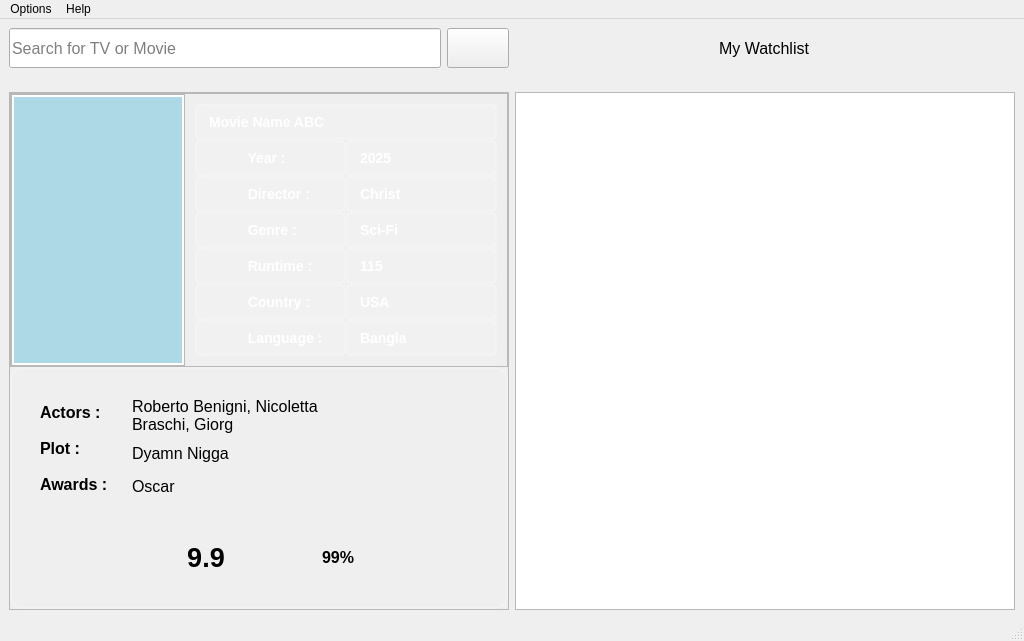
First picture: the form in watchlist.ui, repository ImRIzo/Watchlist, before the edit.
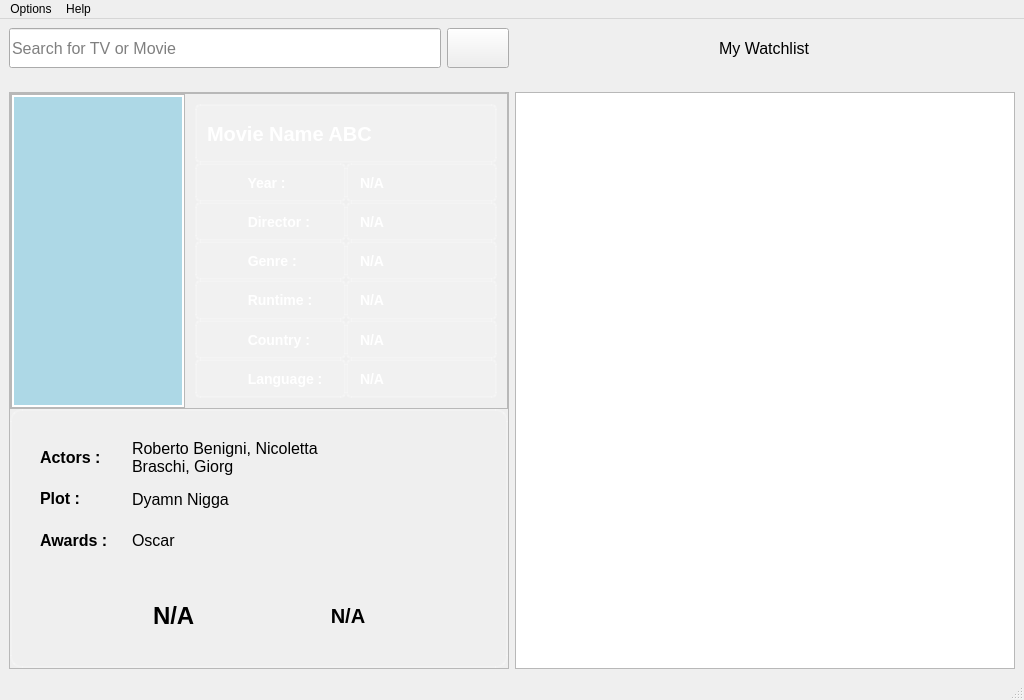
Second picture: the form after the edit. The open tabs and pages were chosen to show the change. Icons and pictures are not drawn.

```diff
--- a/watchlist.ui
+++ b/watchlist.ui
@@ -10,7 +10,7 @@
     <x>0</x>
     <y>0</y>
     <width>1024</width>
-    <height>576</height>
+    <height>700</height>
    </rect>
   </property>
   <property name="sizePolicy">
@@ -486,6 +486,16 @@
                           <bold>true</bold>
                          </font>
                         </property>
+                        <property name="styleSheet">
+                         <string notr="true">QLabel#_title {
+    font-size: 20px;  /* Adjust the size as needed */
+    font-weight: bold;
+    color: White;  /* Dark blue shade */
+    text-align: center;
+    padding: 5px;
+}
+</string>
+                        </property>
                         <property name="text">
                          <string>Movie Name ABC</string>
                         </property>
@@ -513,7 +523,7 @@
                          </widget>
                         </item>
                         <item row="5" column="1">
-                         <widget class="QLabel" name="_language_2">
+                         <widget class="QLabel" name="_language">
                           <property name="font">
                            <font>
                             <pointsize>-1</pointsize>
@@ -524,11 +534,14 @@
                            <enum>Qt::LayoutDirection::LeftToRight</enum>
                           </property>
                           <property name="text">
-                           <string>Bangla</string>
+                           <string>N/A</string>
                           </property>
                           <property name="alignment">
                            <set>Qt::AlignmentFlag::AlignLeading|Qt::AlignmentFlag::AlignLeft|Qt::AlignmentFlag::AlignVCenter</set>
                           </property>
+                          <property name="wordWrap">
+                           <bool>true</bool>
+                          </property>
                          </widget>
                         </item>
                         <item row="3" column="1">
@@ -543,11 +556,14 @@
                            <enum>Qt::LayoutDirection::LeftToRight</enum>
                           </property>
                           <property name="text">
-                           <string>115</string>
+                           <string>N/A</string>
                           </property>
                           <property name="alignment">
                            <set>Qt::AlignmentFlag::AlignLeading|Qt::AlignmentFlag::AlignLeft|Qt::AlignmentFlag::AlignVCenter</set>
                           </property>
+                          <property name="wordWrap">
+                           <bool>true</bool>
+                          </property>
                          </widget>
                         </item>
                         <item row="3" column="0">
@@ -614,11 +630,14 @@
                            <enum>Qt::LayoutDirection::LeftToRight</enum>
                           </property>
                           <property name="text">
-                           <string>2025</string>
+                           <string>N/A</string>
                           </property>
                           <property name="alignment">
                            <set>Qt::AlignmentFlag::AlignLeading|Qt::AlignmentFlag::AlignLeft|Qt::AlignmentFlag::AlignVCenter</set>
                           </property>
+                          <property name="wordWrap">
+                           <bool>true</bool>
+                          </property>
                          </widget>
                         </item>
                         <item row="5" column="0">
@@ -635,7 +654,7 @@
                          </widget>
                         </item>
                         <item row="4" column="1">
-                         <widget class="QLabel" name="_language">
+                         <widget class="QLabel" name="_country">
                           <property name="font">
                            <font>
                             <pointsize>-1</pointsize>
@@ -646,7 +665,7 @@
                            <enum>Qt::LayoutDirection::LeftToRight</enum>
                           </property>
                           <property name="text">
-                           <string>USA</string>
+                           <string>N/A</string>
                           </property>
                           <property name="alignment">
                            <set>Qt::AlignmentFlag::AlignLeading|Qt::AlignmentFlag::AlignLeft|Qt::AlignmentFlag::AlignVCenter</set>
@@ -665,11 +684,14 @@
                            <enum>Qt::LayoutDirection::LeftToRight</enum>
                           </property>
                           <property name="text">
-                           <string>Christ</string>
+                           <string>N/A</string>
                           </property>
                           <property name="alignment">
                            <set>Qt::AlignmentFlag::AlignLeading|Qt::AlignmentFlag::AlignLeft|Qt::AlignmentFlag::AlignVCenter</set>
                           </property>
+                          <property name="wordWrap">
+                           <bool>true</bool>
+                          </property>
                          </widget>
                         </item>
                         <item row="2" column="1">
@@ -684,11 +706,14 @@
                            <enum>Qt::LayoutDirection::LeftToRight</enum>
                           </property>
                           <property name="text">
-                           <string>Sci-Fi</string>
+                           <string>N/A</string>
                           </property>
                           <property name="alignment">
                            <set>Qt::AlignmentFlag::AlignLeading|Qt::AlignmentFlag::AlignLeft|Qt::AlignmentFlag::AlignVCenter</set>
                           </property>
+                          <property name="wordWrap">
+                           <bool>true</bool>
+                          </property>
                          </widget>
                         </item>
                        </layout>
@@ -1136,26 +1161,21 @@
                            </property>
                            <property name="font">
                             <font>
-                             <pointsize>20</pointsize>
+                             <pointsize>18</pointsize>
                              <bold>true</bold>
                             </font>
                            </property>
                            <property name="styleSheet">
-                            <string notr="true">#_imdbrating {
-    border: none;
-    background: transparent;
-    border-image: url(:/images/resources/images/imdb_rating.png) 0 0 0 0 stretch stretch;
-}
-</string>
+                            <string notr="true"/>
                            </property>
                            <property name="text">
-                            <string>9.9</string>
+                            <string>N/A</string>
                            </property>
                            <property name="scaledContents">
                             <bool>true</bool>
                            </property>
                            <property name="alignment">
-                            <set>Qt::AlignmentFlag::AlignCenter</set>
+                            <set>Qt::AlignmentFlag::AlignLeading|Qt::AlignmentFlag::AlignLeft|Qt::AlignmentFlag::AlignVCenter</set>
                            </property>
                           </widget>
                          </item>
@@ -1206,19 +1226,19 @@
                            </property>
                            <property name="minimumSize">
                             <size>
-                             <width>80</width>
-                             <height>80</height>
+                             <width>60</width>
+                             <height>60</height>
                             </size>
                            </property>
                            <property name="maximumSize">
                             <size>
-                             <width>150</width>
-                             <height>150</height>
+                             <width>70</width>
+                             <height>70</height>
                             </size>
                            </property>
                            <property name="font">
                             <font>
-                             <pointsize>12</pointsize>
+                             <pointsize>15</pointsize>
                              <bold>true</bold>
                             </font>
                            </property>
@@ -1231,7 +1251,7 @@
 </string>
                            </property>
                            <property name="text">
-                            <string>99%</string>
+                            <string>N/A</string>
                            </property>
                            <property name="scaledContents">
                             <bool>true</bool>
```
Left out of the diff: 24 changed lines with no effect on the pictures.
